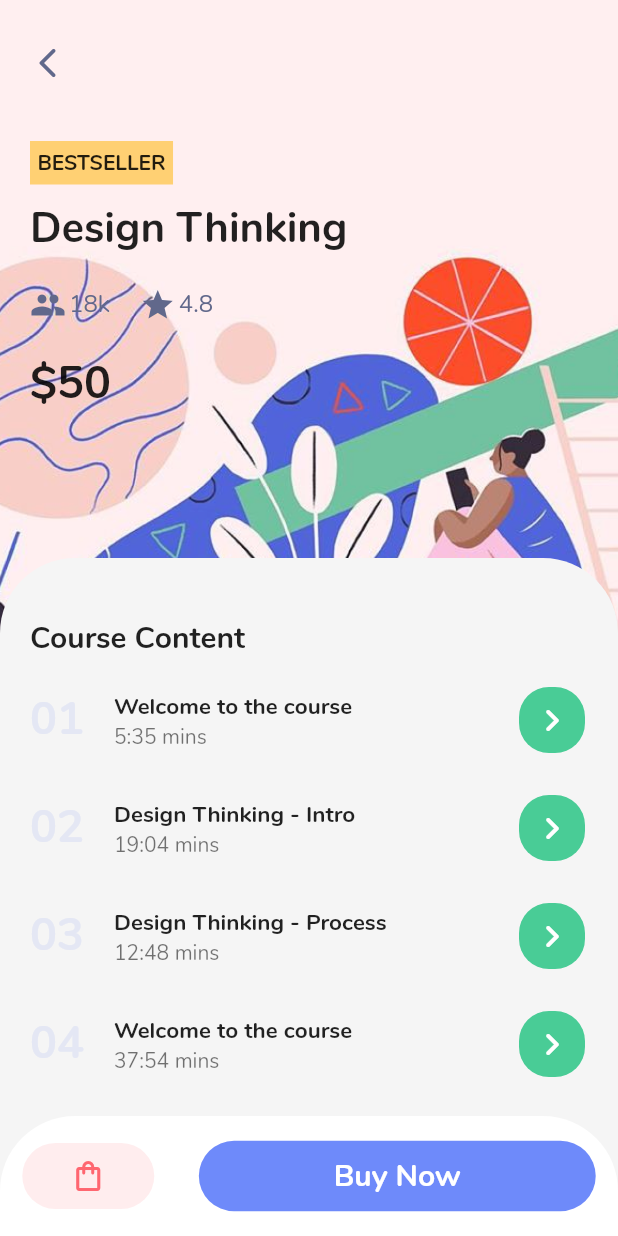
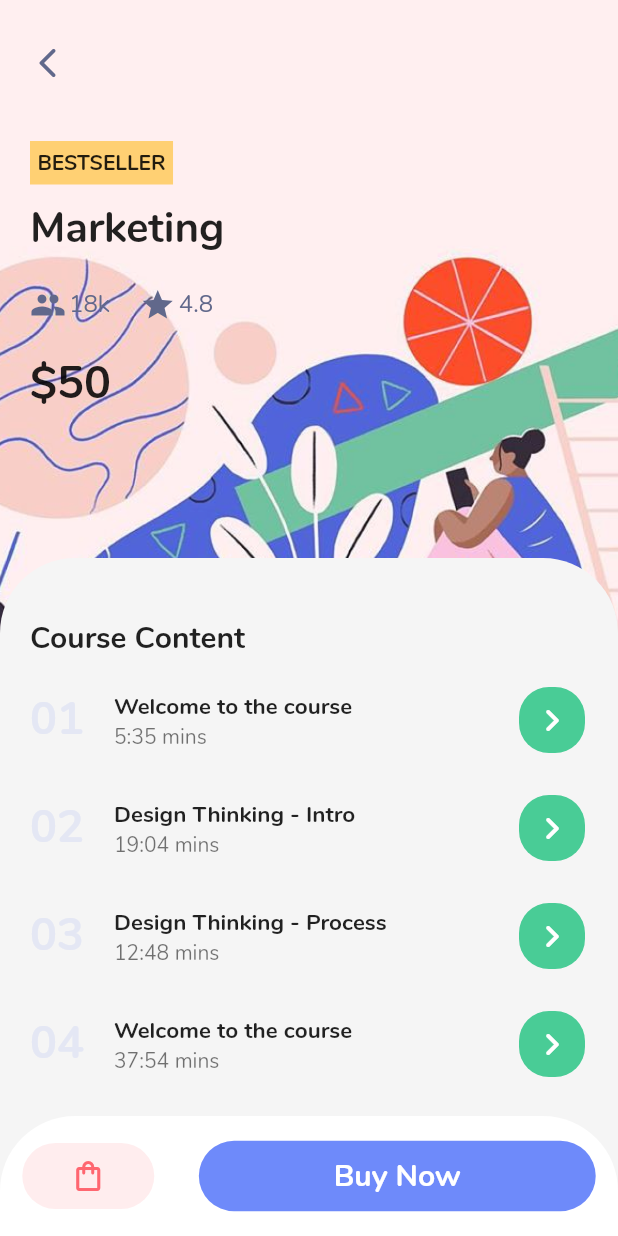
Before and after one commit to Heaven-Corporate/bwa-ui-courseApp, a Flutter app: the screen it shows after launch, after a tap on "Marketing", on a phone screen of 412 x 824 dp. Run offline on Flutter 3.47's test engine with Material 2 defaults, Android fonts, the phone set to English and light mode, and no system bars.

Commit message:
category and detail

```diff
--- a/lib/page/detail_screen.dart
+++ b/lib/page/detail_screen.dart
@@ -4,8 +4,9 @@ import 'package:ui_onlinecourses/widget/custom_tile.dart';
 
 class DetailScreen extends StatelessWidget {
   final _imageUrl;
+  final _title;
 
-  const DetailScreen(this._imageUrl);
+  const DetailScreen(this._imageUrl, this._title);
 
   @override
   Widget build(BuildContext context) {
@@ -59,7 +60,7 @@ class DetailScreen extends StatelessWidget {
                       height: 10,
                     ),
                     Text(
-                      'Design Thinking',
+                      _title,
                       style: TextStyle(
                         fontWeight: FontWeight.bold,
                         fontSize: 28,
--- a/lib/widget/category_card.dart
+++ b/lib/widget/category_card.dart
@@ -16,8 +16,10 @@ class CategoryCard extends StatelessWidget {
 
     return GestureDetector(
       onTap: () {
-        Navigator.push(context,
-            MaterialPageRoute(builder: (context) => DetailScreen(_imageUrl)));
+        Navigator.push(
+            context,
+            MaterialPageRoute(
+                builder: (context) => DetailScreen(_imageUrl, _title)));
       },
       child: ClipRRect(
         borderRadius: BorderRadius.circular(20),
```
